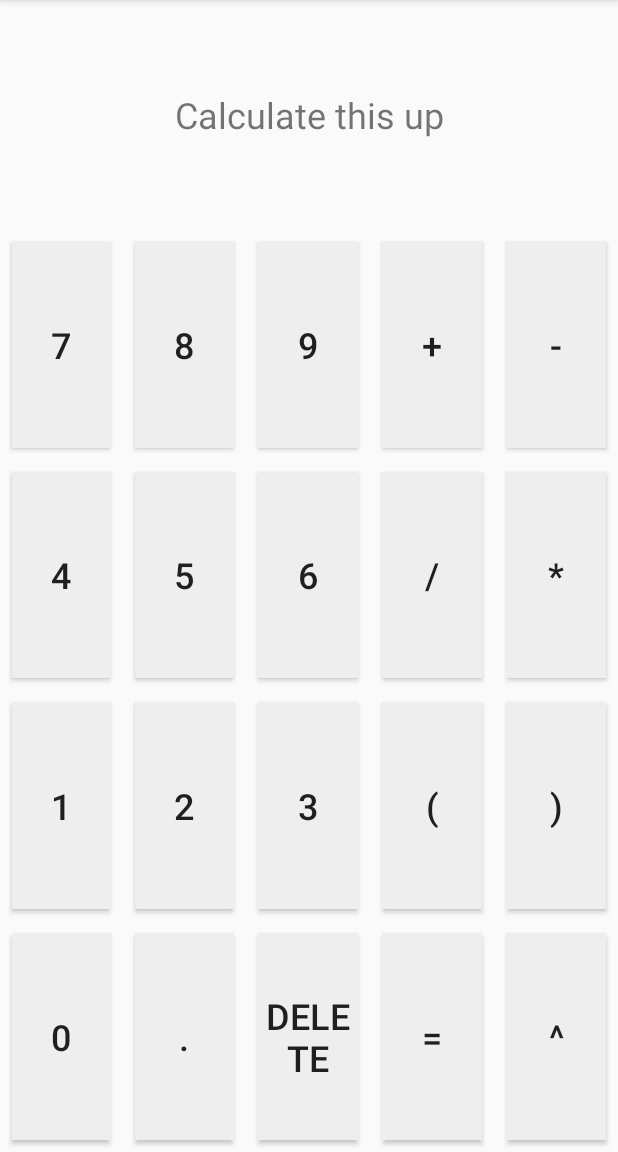
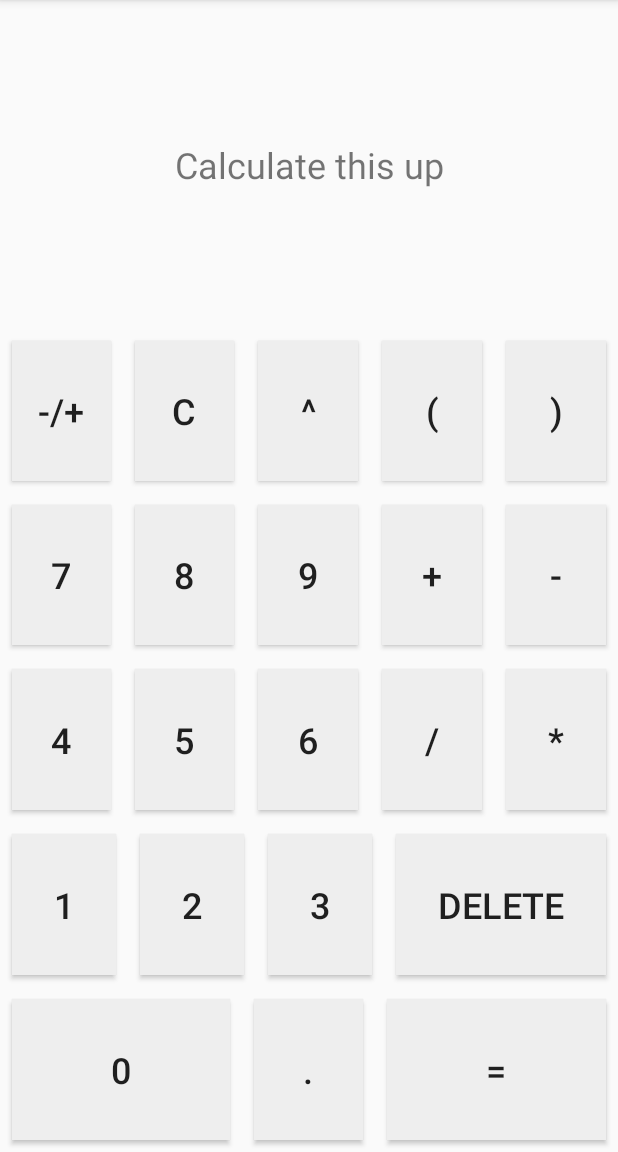
Before and after one commit to Aaronchoo/calculator-BEDMAS, an Android app: the screen it shows after launch (MainActivity), on a phone screen of 412 x 824 dp, the part 84-1236 px from its top. Run offline under Robolectric (Android 15) with nearby library versions, the phone set to English and light mode, and no system bars.

Commit message:
Layout fixes
Changed the way the user interface looks. Added more buttons so they can delete, clear, and follow bedmas. Code will follow soon.

```diff
--- a/Calculator2/app/src/main/res/layout/activity_main.xml
+++ b/Calculator2/app/src/main/res/layout/activity_main.xml
@@ -11,7 +11,7 @@
     <TextView
         android:layout_width="match_parent"
         android:layout_height="0dp"
-        android:layout_weight="1"
+        android:layout_weight="2"
         android:text="Calculate this up"
         android:textSize="24sp"
         android:gravity="center"
@@ -19,6 +19,35 @@
         app:layout_constraintLeft_toLeftOf="parent"
         app:layout_constraintRight_toRightOf="parent"
         app:layout_constraintTop_toTopOf="parent" />
+    <LinearLayout
+        android:layout_width="match_parent"
+        android:layout_height="0dp"
+        android:layout_weight="1"
+        android:orientation="horizontal">
+
+        <Button
+            style="@style/CalculatorButton"
+            android:text="-/+"
+            />
+        <Button
+            style="@style/CalculatorButton"
+            android:text="C"
+            />
+        <Button
+            style="@style/CalculatorButton"
+            android:text="^"
+            />
+        <Button
+            style="@style/CalculatorButton"
+            android:text="("
+            />
+        <Button
+            style="@style/CalculatorButton"
+            android:text=")"
+            />
+
+
+    </LinearLayout>
     <LinearLayout
         android:layout_width="match_parent"
         android:layout_height="0dp"
@@ -94,12 +123,10 @@
             />
         <Button
             style="@style/CalculatorButton"
-            android:text="("
+            android:layout_weight="2"
+            android:text="Delete"
             />
-        <Button
-            style="@style/CalculatorButton"
-            android:text=")"
-            />
+
 
     </LinearLayout>
 
@@ -111,25 +138,19 @@
 
         <Button
             style="@style/CalculatorButton"
-            android:text="0"
-            />
+            android:layout_weight="2"
+            android:text="0" />
+
         <Button
             style="@style/CalculatorButton"
-            android:text="."
-            />
+            android:text="." />
+
         <Button
             style="@style/CalculatorButton"
-            android:text="Delete"
-            />
-        <Button
-            style="@style/CalculatorButton"
-            android:text="="
-            />
-        <Button
-            style="@style/CalculatorButton"
-            android:text="^"
-            />
+            android:layout_weight="2"
+            android:text="=" />
 
     </LinearLayout>
 
+
 </LinearLayout>
```
